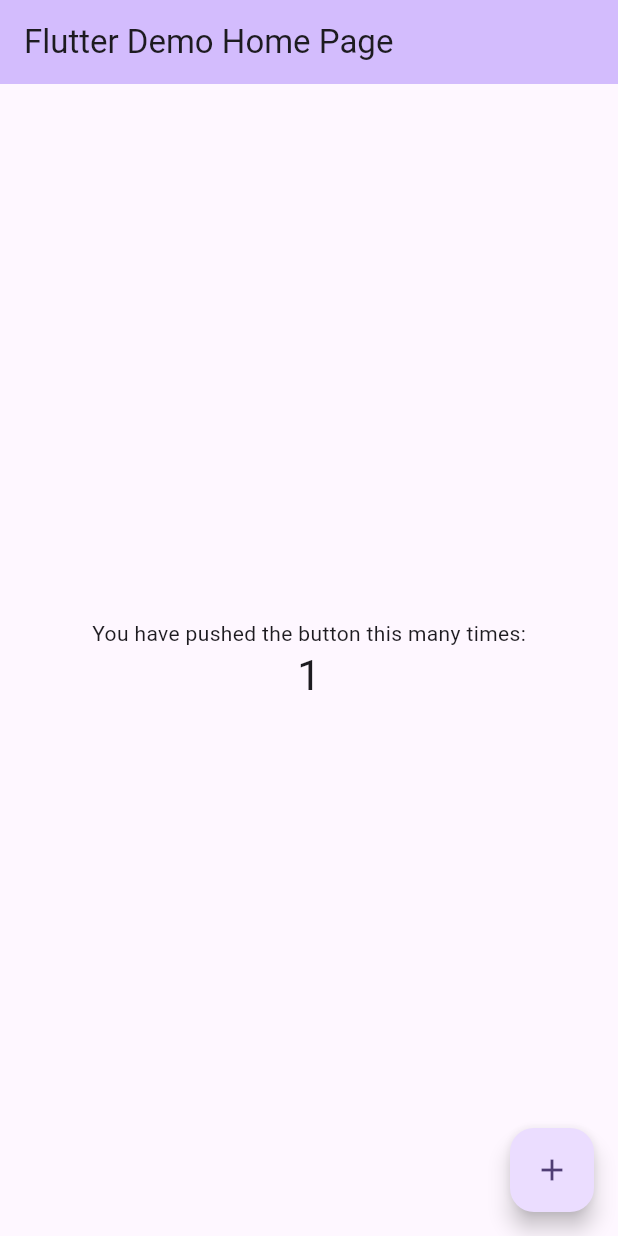
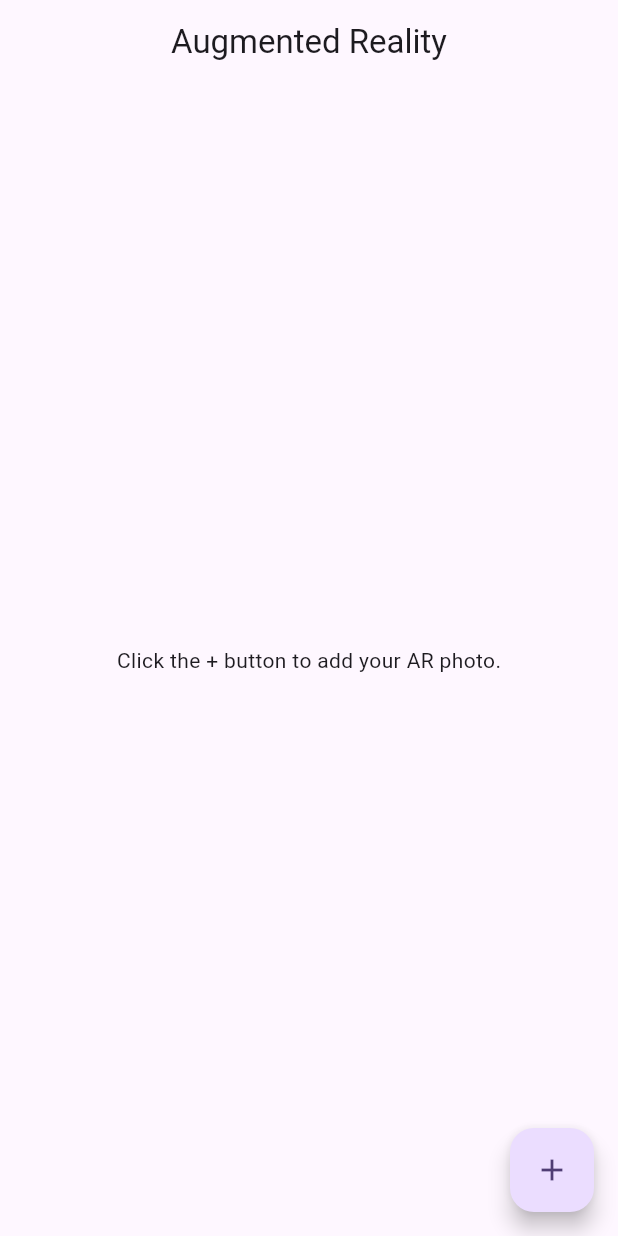
Before and after one commit to sabiq369/augmented_reality, a Flutter app: the screen it shows after launch, after a tap on the "add" icon, on a phone screen of 412 x 824 dp. Run offline on Flutter 3.47's test engine with Material 3 defaults, Android fonts, the phone set to English and light mode, and no system bars; our stand-ins replace firebase_core; accounts and stored records are empty.

```diff
--- /dev/null
+++ b/lib/home/view/home_page.dart
@@ -0,0 +1,22 @@
+import 'package:flutter/material.dart';
+
+class HomePage extends StatelessWidget {
+  const HomePage({Key? key}) : super(key: key);
+
+  @override
+  Widget build(BuildContext context) {
+    return Scaffold(
+      appBar: AppBar(
+        title: Text('Augmented Reality'),
+        centerTitle: true,
+      ),
+      body: Center(
+        child: Text('Click the + button to add your AR photo.'),
+      ),
+      floatingActionButton: FloatingActionButton(
+        onPressed: () {},
+        child: Icon(Icons.add),
+      ),
+    );
+  }
+}
--- a/lib/main.dart
+++ b/lib/main.dart
@@ -1,6 +1,11 @@
+import 'package:augmented_reality/firebase_options.dart';
+import 'package:augmented_reality/home/view/home_page.dart';
+import 'package:firebase_core/firebase_core.dart';
 import 'package:flutter/material.dart';
 
-void main() {
+void main() async {
+  WidgetsFlutterBinding.ensureInitialized();
+  await Firebase.initializeApp(options: DefaultFirebaseOptions.currentPlatform);
   runApp(const MyApp());
 }
 
@@ -11,6 +16,7 @@ class MyApp extends StatelessWidget {
   @override
   Widget build(BuildContext context) {
     return MaterialApp(
+      debugShowCheckedModeBanner: false,
       title: 'Flutter',
       theme: ThemeData(
         // This is the theme of your application.
@@ -31,95 +37,7 @@ class MyApp extends StatelessWidget {
         colorScheme: ColorScheme.fromSeed(seedColor: Colors.deepPurple),
         useMaterial3: true,
       ),
-      home: const MyHomePage(title: 'Flutter Demo Home Page'),
+      home: HomePage(),
     );
   }
 }
-
-class MyHomePage extends StatefulWidget {
-  const MyHomePage({super.key, required this.title});
-
-  // This widget is the home page of your application. It is stateful, meaning
-  // that it has a State object (defined below) that contains fields that affect
-  // how it looks.
-
-  // This class is the configuration for the state. It holds the values (in this
-  // case the title) provided by the parent (in this case the App widget) and
-  // used by the build method of the State. Fields in a Widget subclass are
-  // always marked "final".
-
-  final String title;
-
-  @override
-  State<MyHomePage> createState() => _MyHomePageState();
-}
-
-class _MyHomePageState extends State<MyHomePage> {
-  int _counter = 0;
-
-  void _incrementCounter() {
-    setState(() {
-      // This call to setState tells the Flutter framework that something has
-      // changed in this State, which causes it to rerun the build method below
-      // so that the display can reflect the updated values. If we changed
-      // _counter without calling setState(), then the build method would not be
-      // called again, and so nothing would appear to happen.
-      _counter++;
-    });
-  }
-
-  @override
-  Widget build(BuildContext context) {
-    // This method is rerun every time setState is called, for instance as done
-    // by the _incrementCounter method above.
-    //
-    // The Flutter framework has been optimized to make rerunning build methods
-    // fast, so that you can just rebuild anything that needs updating rather
-    // than having to individually change instances of widgets.
-    return Scaffold(
-      appBar: AppBar(
-        // TRY THIS: Try changing the color here to a specific color (to
-        // Colors.amber, perhaps?) and trigger a hot reload to see the AppBar
-        // change color while the other colors stay the same.
-        backgroundColor: Theme.of(context).colorScheme.inversePrimary,
-        // Here we take the value from the MyHomePage object that was created by
-        // the App.build method, and use it to set our appbar title.
-        title: Text(widget.title),
-      ),
-      body: Center(
-        // Center is a layout widget. It takes a single child and positions it
-        // in the middle of the parent.
-        child: Column(
-          // Column is also a layout widget. It takes a list of children and
-          // arranges them vertically. By default, it sizes itself to fit its
-          // children horizontally, and tries to be as tall as its parent.
-          //
-          // Column has various properties to control how it sizes itself and
-          // how it positions its children. Here we use mainAxisAlignment to
-          // center the children vertically; the main axis here is the vertical
-          // axis because Columns are vertical (the cross axis would be
-          // horizontal).
-          //
-          // TRY THIS: Invoke "debug painting" (choose the "Toggle Debug Paint"
-          // action in the IDE, or press "p" in the console), to see the
-          // wireframe for each widget.
-          mainAxisAlignment: MainAxisAlignment.center,
-          children: <Widget>[
-            const Text(
-              'You have pushed the button this many times:',
-            ),
-            Text(
-              '$_counter',
-              style: Theme.of(context).textTheme.headlineMedium,
-            ),
-          ],
-        ),
-      ),
-      floatingActionButton: FloatingActionButton(
-        onPressed: _incrementCounter,
-        tooltip: 'Increment',
-        child: const Icon(Icons.add),
-      ), // This trailing comma makes auto-formatting nicer for build methods.
-    );
-  }
-}
--- a/pubspec.yaml
+++ b/pubspec.yaml
@@ -35,6 +35,8 @@ dependencies:
   # The following adds the Cupertino Icons font to your application.
   # Use with the CupertinoIcons class for iOS style icons.
   cupertino_icons: ^1.0.6
+  firebase_core:
+  get:
 
 dev_dependencies:
   flutter_test:
```
Also changed, not shown: firebase.json (added), lib/firebase_options.dart (added), pubspec.lock, 8 other files.
